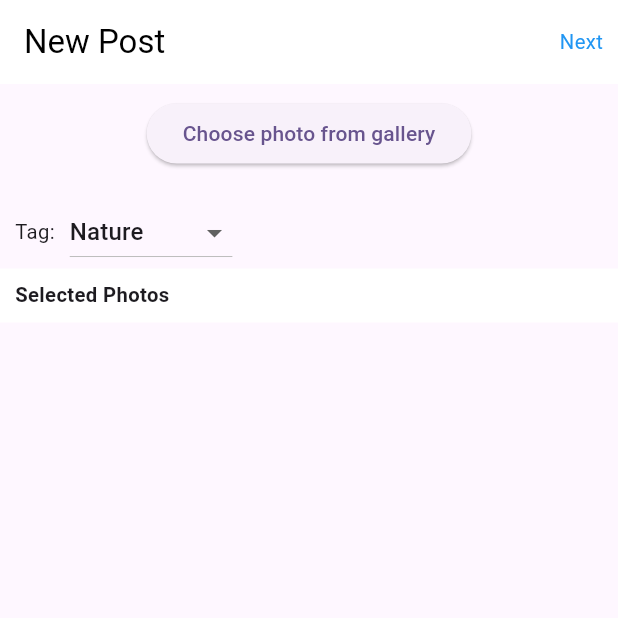
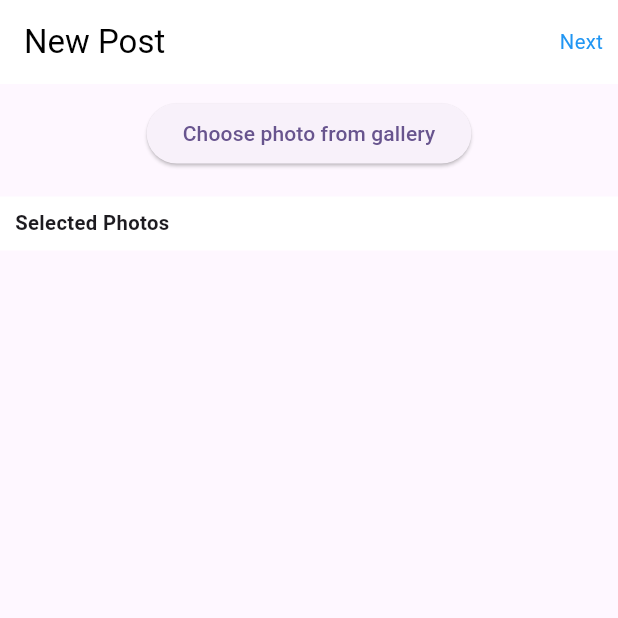
Before and after one commit to TsyselskyiAndrey/social-media, a Flutter app: the AddPostScreen screen opened directly, after a tap on "Next", on a phone screen of 412 x 824 dp, the top half of it. Run offline on Flutter 3.47's test engine with Material 3 defaults, Android fonts, the phone set to English and light mode, and no system bars; our stand-ins replace cached_network_image, flutter_bloc, flutter_dotenv, flutter_screenutil, flutter_secure_storage, flutter_svg and 3 more; accounts and stored records are empty.

Commit message:
Update AddPostScreen

```diff
--- a/front-end-mobile-app/glowee/lib/screens/addPostScreen.dart
+++ b/front-end-mobile-app/glowee/lib/screens/addPostScreen.dart
@@ -1,6 +1,8 @@
 import 'dart:io';
 import 'package:flutter/material.dart';
+import 'package:flutter_bloc/flutter_bloc.dart';
 import 'package:flutter_screenutil/flutter_screenutil.dart';
+import 'package:glowee/bloc/post_bloc/post_bloc.dart';
 import 'package:image_picker/image_picker.dart';
 
 import 'package:glowee/screens/addpost_text.dart';
@@ -18,26 +20,9 @@ class _AddPostScreenState extends State<AddPostScreen> {
   final ImagePicker _picker = ImagePicker();
   int _currentPage = 0;
 
-  List<String> _tags = [];
-  String? _selectedTag;
-
-  @override
-  void initState() {
-    super.initState();
-    _loadTagsFromBackend();
-  }
-
-  Future<void> _loadTagsFromBackend() async {
-
-    await Future.delayed(const Duration(seconds: 1));
-    setState(() {
-      _tags = ['Nature', 'Travel', 'Food', 'Art', 'Technology'];
-      _selectedTag = _tags.first;
-    });
-  }
-
   Future<void> _pickImage() async {
-    final XFile? pickedFile = await _picker.pickImage(source: ImageSource.gallery);
+    final XFile? pickedFile =
+        await _picker.pickImage(source: ImageSource.gallery);
     if (pickedFile != null) {
       setState(() {
         final file = File(pickedFile.path);
@@ -64,14 +49,20 @@ class _AddPostScreenState extends State<AddPostScreen> {
               child: GestureDetector(
                 onTap: () {
                   if (_selectedFile != null) {
-                    Navigator.of(context).push(
+                    Navigator.of(context).pushReplacement(
                       MaterialPageRoute(
-                        builder: (context) => AddPostTextScreen(_selectedFile!),
+                        builder: (context) => BlocProvider(
+                          create: (context) => PostBloc(),
+                          child: AddPostTextScreen(_selectedFile!),
+                        ),
                       ),
                     );
                   }
                 },
-                child: Text('Next', style: TextStyle(fontSize: 15.sp, color: Colors.blue)),
+                child: Text(
+                  'Next',
+                  style: TextStyle(fontSize: 15.sp, color: Colors.blue),
+                ),
               ),
             ),
           ),
@@ -86,78 +77,13 @@ class _AddPostScreenState extends State<AddPostScreen> {
               child: const Text('Choose photo from gallery'),
             ),
             SizedBox(height: 10.h),
-
-            if (_images.isNotEmpty)
-              Stack(
-                alignment: Alignment.topRight,
-                children: [
-                  SizedBox(
-                    height: 375.h,
-                    child: PageView.builder(
-                      itemCount: _images.length,
-                      onPageChanged: (index) {
-                        setState(() {
-                          _currentPage = index;
-                          _selectedFile = _images[index];
-                        });
-                      },
-                      itemBuilder: (context, index) {
-                        return Image.file(
-                          _images[index],
-                          fit: BoxFit.cover,
-                          width: double.infinity,
-                        );
-                      },
-                    ),
-                  ),
-                  Container(
-                    margin: EdgeInsets.all(12.w),
-                    padding: EdgeInsets.symmetric(
-                      horizontal: 10.w,
-                      vertical: 5.h,
-                    ),
-                    decoration: BoxDecoration(
-                      color: Colors.black.withOpacity(0.5),
-                      borderRadius: BorderRadius.circular(20),
-                    ),
-                    child: Text(
-                      '${_currentPage + 1}/${_images.length}',
-                      style: TextStyle(
-                        color: Colors.white,
-                        fontSize: 14.sp,
-                      ),
-                    ),
-                  ),
-                ],
+            if (_selectedFile != null)
+              Container(
+                height: 375.h,
+                width: double.infinity,
+                child: Image.file(_selectedFile!, fit: BoxFit.cover),
               ),
-
             SizedBox(height: 10.h),
-
-            if (_tags.isNotEmpty)
-              Padding(
-                padding: EdgeInsets.symmetric(horizontal: 10.w),
-                child: Row(
-                  children: [
-                    Text('Tag:', style: TextStyle(fontSize: 15.sp)),
-                    SizedBox(width: 10.w),
-                    DropdownButton<String>(
-                      value: _selectedTag,
-                      onChanged: (value) {
-                        setState(() {
-                          _selectedTag = value;
-                        });
-                      },
-                      items: _tags
-                          .map((tag) => DropdownMenuItem(
-                        value: tag,
-                        child: Text(tag),
-                      ))
-                          .toList(),
-                    ),
-                  ],
-                ),
-              ),
-
             Container(
               width: double.infinity,
               height: 40.h,
@@ -169,7 +95,6 @@ class _AddPostScreenState extends State<AddPostScreen> {
                 style: TextStyle(fontSize: 15.sp, fontWeight: FontWeight.w600),
               ),
             ),
-
             Expanded(
               child: GridView.builder(
                 padding: EdgeInsets.all(10.w),
```
